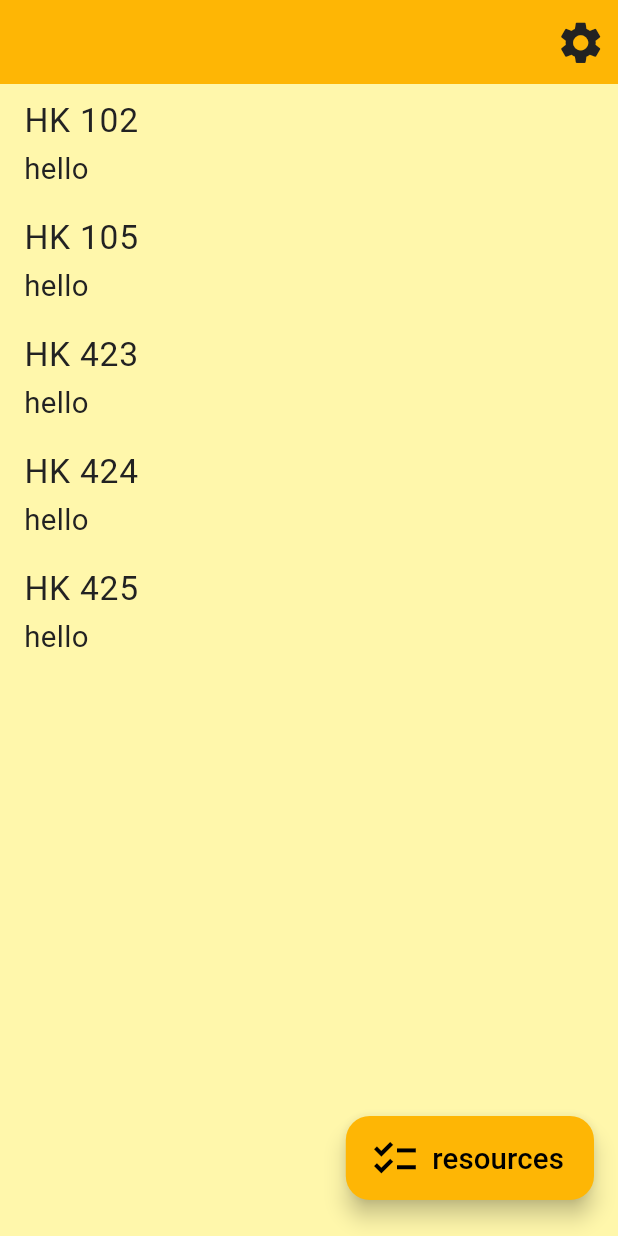
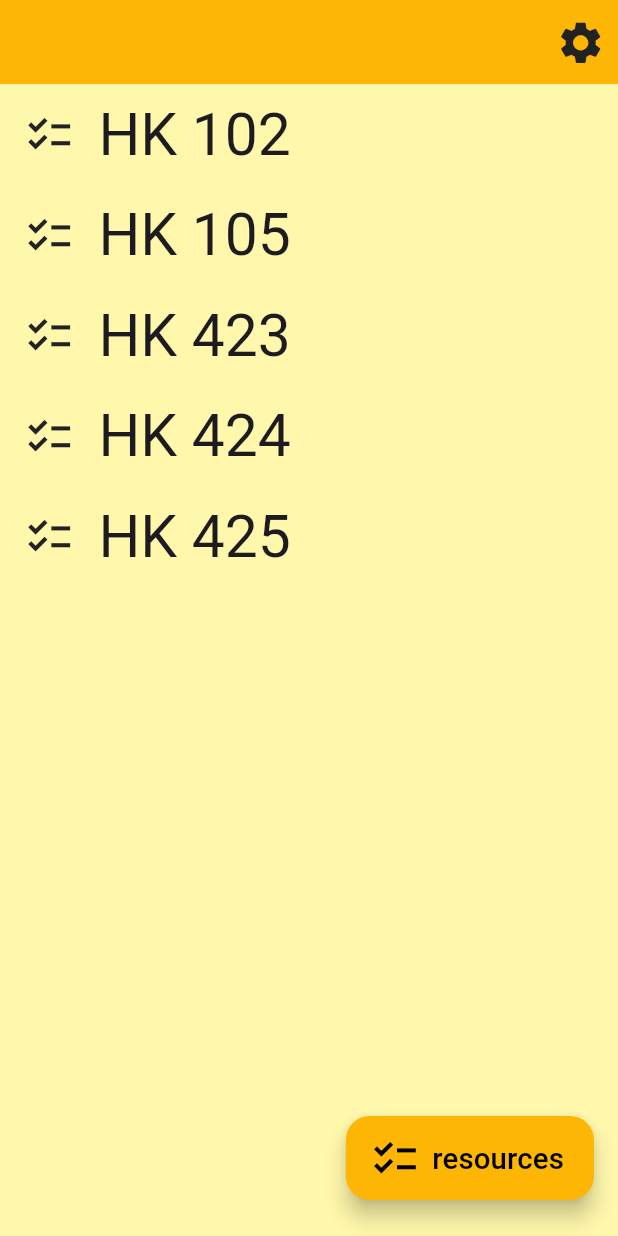
Before and after one commit to michalporeba/ticks, a Flutter app: the screen it shows after launch, on a phone screen of 412 x 824 dp. Run offline on Flutter 3.47's test engine with Material 3 defaults, Android fonts, the phone set to English and light mode, and no system bars; our stand-ins replace bloc, equatable, flutter_bloc, google_fonts, rxdart; Roboto replaces fonts that are missing (Heebo).

Commit message:
resource management view

```diff
--- a/lib/features/manage_resources/manage_resources_view.dart
+++ b/lib/features/manage_resources/manage_resources_view.dart
@@ -45,9 +45,10 @@ class ManageResourcesPage extends StatelessWidget {
   List<Widget> _resourcesList(BuildContext context, ManageResourcesState state) {
     return state.resources.map((resource) {
       return ListTile(
-          title: Text(resource.label),
-          subtitle: const Text('hello',),
-          onTap: () {
+        leading: const Icon(Icons.checklist),
+        title: Text(resource.label, style: Theme.of(context).textTheme.headlineMedium,),
+        //subtitle: const Text('hello',),
+        onTap: () {
     },);
     }).toList();
   }
```
